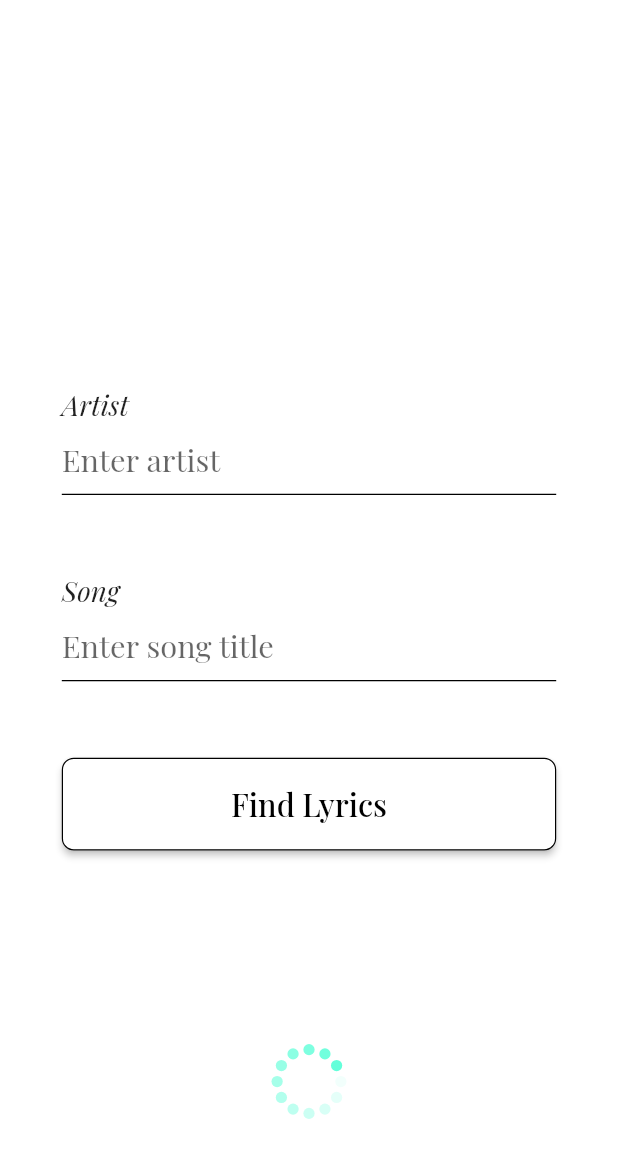
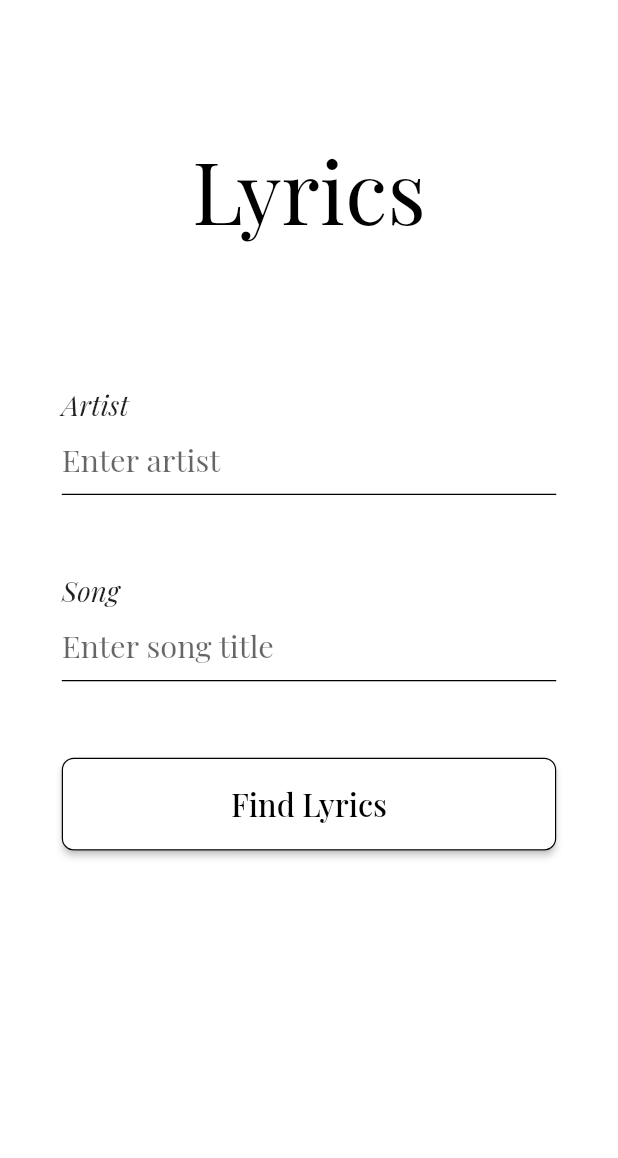
Before and after one commit to AlinaStepanova/Lyrics, a Flutter app: the screen it shows after launch, on a phone screen of 412 x 824 dp. Shown: the top 1158 px of the screen. Run offline on Flutter 3.47's test engine with Material 2 defaults, Android fonts, the phone set to English and light mode, and no system bars; our stand-ins replace flutter_spinkit.

Commit message:
optimize widgets

```diff
--- a/lib/home.dart
+++ b/lib/home.dart
@@ -1,8 +1,10 @@
 import 'package:flutter/cupertino.dart';
 import 'package:flutter/material.dart';
 import 'package:flutter_spinkit/flutter_spinkit.dart';
-import 'package:lyrics/search_field.dart';
 import 'package:lyrics/strings.dart';
+import 'package:lyrics/widgets/main_button.dart';
+import 'package:lyrics/widgets/search_field.dart';
+import 'package:lyrics/widgets/search_item.dart';
 
 class HomePage extends StatefulWidget {
   @override
@@ -10,7 +12,7 @@ class HomePage extends StatefulWidget {
 }
 
 class _HomePageState extends State<HomePage> {
-  var _isLoading = true;
+  var _isLoading = false;
   @override
   Widget build(BuildContext context) {
     var height = MediaQuery.of(context).size.height;
@@ -43,25 +45,13 @@ class _HomePageState extends State<HomePage> {
                   child: Column(
                     mainAxisAlignment: MainAxisAlignment.spaceEvenly,
                     children: <Widget>[
-                      buildColumn(context, Strings.artistTitle,
+                      SearchItem(Strings.artistTitle,
                           SearchField(Strings.artistHint, () {})),
-                      buildColumn(context, Strings.songTitle,
+                      SearchItem(Strings.songTitle,
                           SearchField(Strings.songHint, () {})),
-                      ButtonTheme(
-                        minWidth: width,
-                        height: width * 0.15,
-                        child: RaisedButton(
-                          shape: new RoundedRectangleBorder(
-                              borderRadius: new BorderRadius.circular(8.0),
-                              side:
-                                  BorderSide(color: Colors.black, width: 0.8)),
-                          onPressed: () {},
-                          color: Colors.white,
-                          textColor: Colors.black,
-                          child: Text(Strings.buttonText,
-                              style: TextStyle(fontSize: width * 0.05)),
-                        ),
-                      ),
+                      MainButton(() {
+                        print("button pressed");
+                      }),
                     ],
                   ),
                 ),
@@ -84,19 +74,4 @@ class _HomePageState extends State<HomePage> {
       ),
     );
   }
-
-  Column buildColumn(
-      BuildContext context, String title, SearchField textField) {
-    return Column(
-      mainAxisAlignment: MainAxisAlignment.center,
-      crossAxisAlignment: CrossAxisAlignment.start,
-      children: <Widget>[
-        Text(title,
-            style: TextStyle(
-                fontStyle: FontStyle.italic,
-                fontSize: MediaQuery.of(context).size.width * 0.045)),
-        textField,
-      ],
-    );
-  }
 }
--- a/lib/strings.dart
+++ b/lib/strings.dart
@@ -1,5 +1,5 @@
 class Strings {
-  static final appName = "";
+  static final appName = "Lyrics";
   static final artistTitle = "Artist";
   static final artistHint = "Enter artist";
   static final songTitle = "Song";
--- /dev/null
+++ b/lib/widgets/main_button.dart
@@ -0,0 +1,29 @@
+import 'package:flutter/cupertino.dart';
+import 'package:flutter/material.dart';
+
+import '../strings.dart';
+
+class MainButton extends StatelessWidget {
+  final Function call;
+
+  const MainButton(this.call);
+
+  @override
+  Widget build(BuildContext context) {
+    var width = MediaQuery.of(context).size.width;
+    return ButtonTheme(
+      minWidth: width,
+      height: width * 0.15,
+      child: RaisedButton(
+        shape: new RoundedRectangleBorder(
+            borderRadius: new BorderRadius.circular(8.0),
+            side: BorderSide(color: Colors.black, width: 0.8)),
+        onPressed: call,
+        color: Colors.white,
+        textColor: Colors.black,
+        child:
+            Text(Strings.buttonText, style: TextStyle(fontSize: width * 0.05)),
+      ),
+    );
+  }
+}
--- /dev/null
+++ b/lib/widgets/search_item.dart
@@ -0,0 +1,25 @@
+import 'package:flutter/cupertino.dart';
+import 'package:flutter/material.dart';
+import 'package:lyrics/widgets/search_field.dart';
+
+class SearchItem extends StatelessWidget {
+  final String title;
+  final SearchField textField;
+
+  const SearchItem(this.title, this.textField);
+
+  @override
+  Widget build(BuildContext context) {
+    return Column(
+      mainAxisAlignment: MainAxisAlignment.center,
+      crossAxisAlignment: CrossAxisAlignment.start,
+      children: <Widget>[
+        Text(title,
+            style: TextStyle(
+                fontStyle: FontStyle.italic,
+                fontSize: MediaQuery.of(context).size.width * 0.045)),
+        textField,
+      ],
+    );
+  }
+}
```
Also changed, not shown: lib/widgets/search_field.dart (renamed from lib/search_field.dart).
